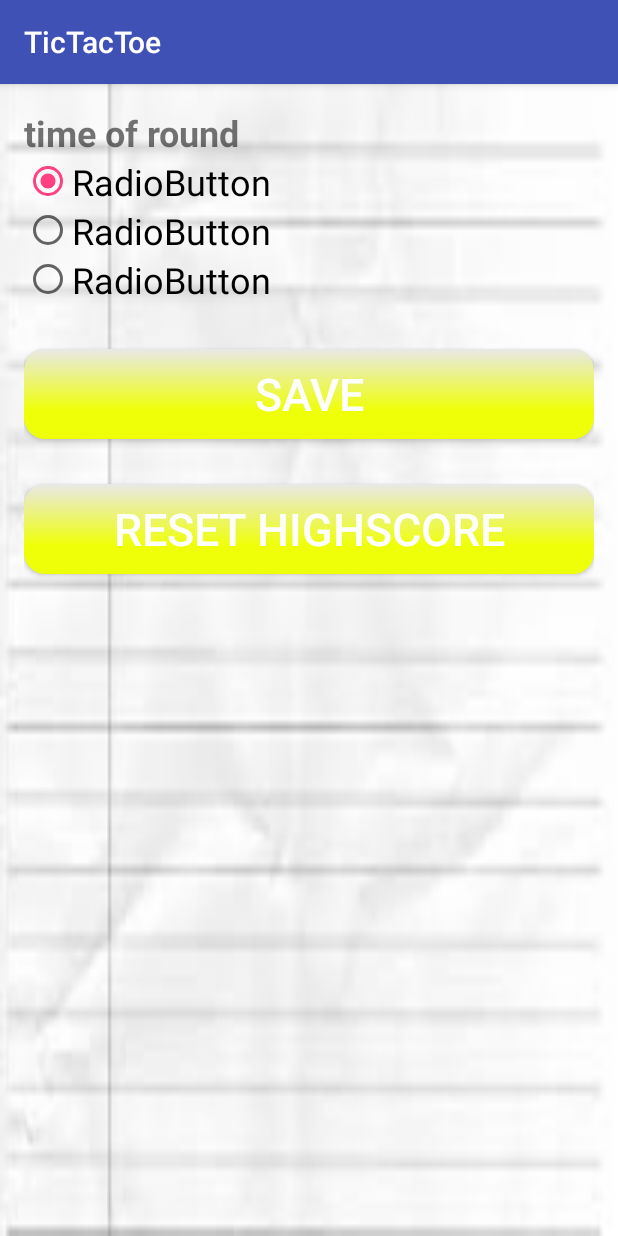
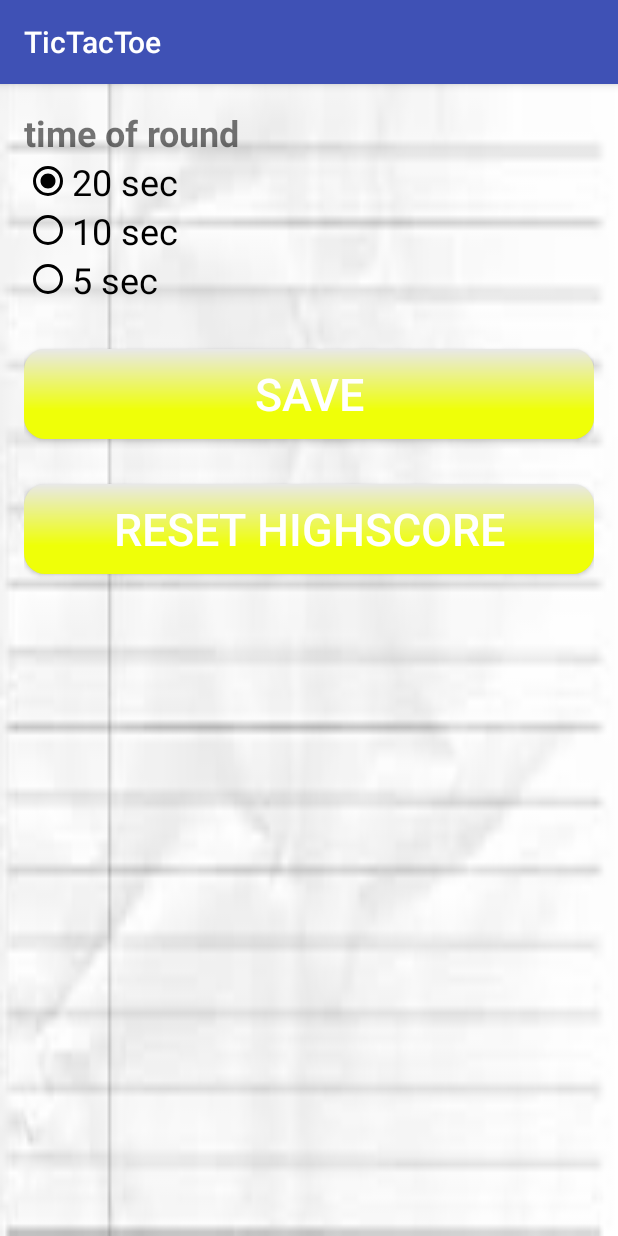
Before and after one commit to cliffsestig/TickTackToe, an Android app: the settingsActivity screen opened directly, with no data from a screen before it, on a phone screen of 412 x 824 dp. Run offline under Robolectric (Android 15) with nearby library versions, the phone set to English and light mode, and no system bars.

Commit message:
update layout settings

```diff
--- a/app/src/main/res/layout/activity_settings.xml
+++ b/app/src/main/res/layout/activity_settings.xml
@@ -18,33 +18,41 @@
         android:layout_height="wrap_content"
         android:id="@+id/txt_level"
         android:textStyle="normal|bold"
+
         android:textSize="24sp" />
+    <RadioGroup xmlns:android="http://schemas.android.com/apk/res/android"
+        android:layout_width="fill_parent"
+        android:layout_height="wrap_content"
 
+        android:orientation="vertical">
     <RadioButton
-        android:text="RadioButton"
+        android:text="20 sec"
         android:layout_width="match_parent"
         android:layout_height="wrap_content"
         android:id="@+id/radioButton"
         tools:text="20 sec"
+        android:buttonTint="@android:color/black"
         android:textSize="24sp"
         android:checked="true" />
 
     <RadioButton
-        android:text="RadioButton"
+        android:text="10 sec"
         android:layout_width="match_parent"
         android:layout_height="wrap_content"
         android:id="@+id/radioButton2"
         tools:text="10 sec"
+        android:buttonTint="@android:color/black"
         android:textSize="24sp"/>
 
     <RadioButton
-        android:text="RadioButton"
+        android:text="5 sec"
         android:layout_width="match_parent"
         android:layout_height="wrap_content"
+        android:buttonTint="@android:color/black"
         android:id="@+id/radioButton3"
         tools:text="5 sec"
         android:textSize="24sp"/>
-
+</RadioGroup>
     <Button
         android:id="@+id/btn_save"
         android:text="Save"
```
